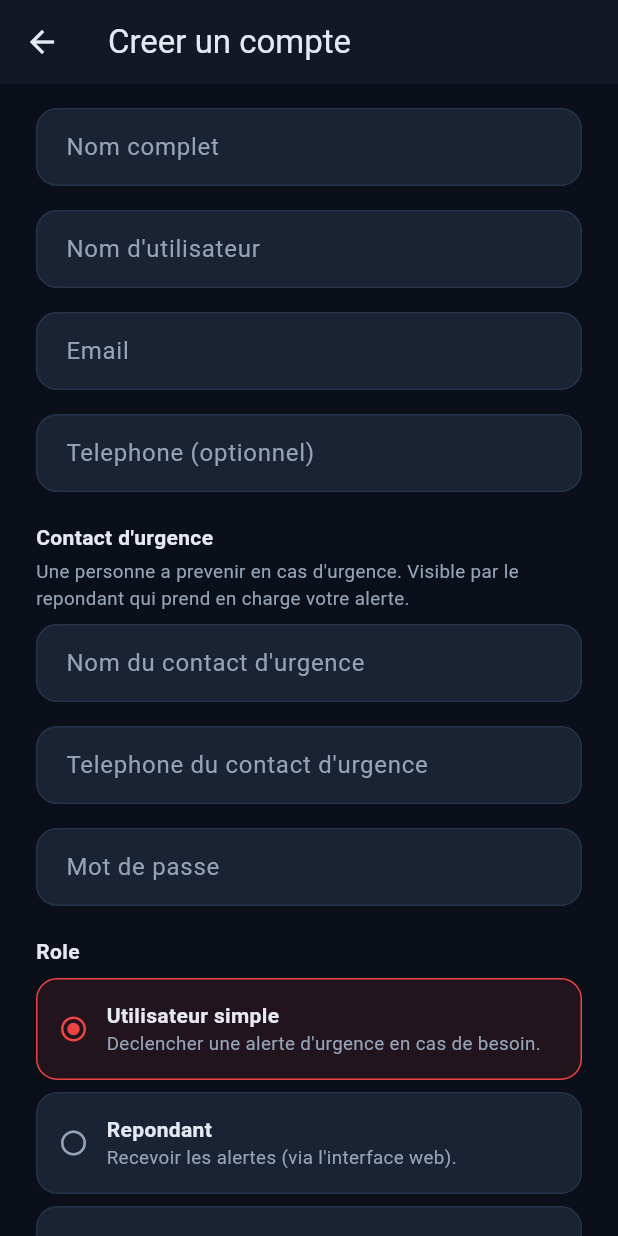
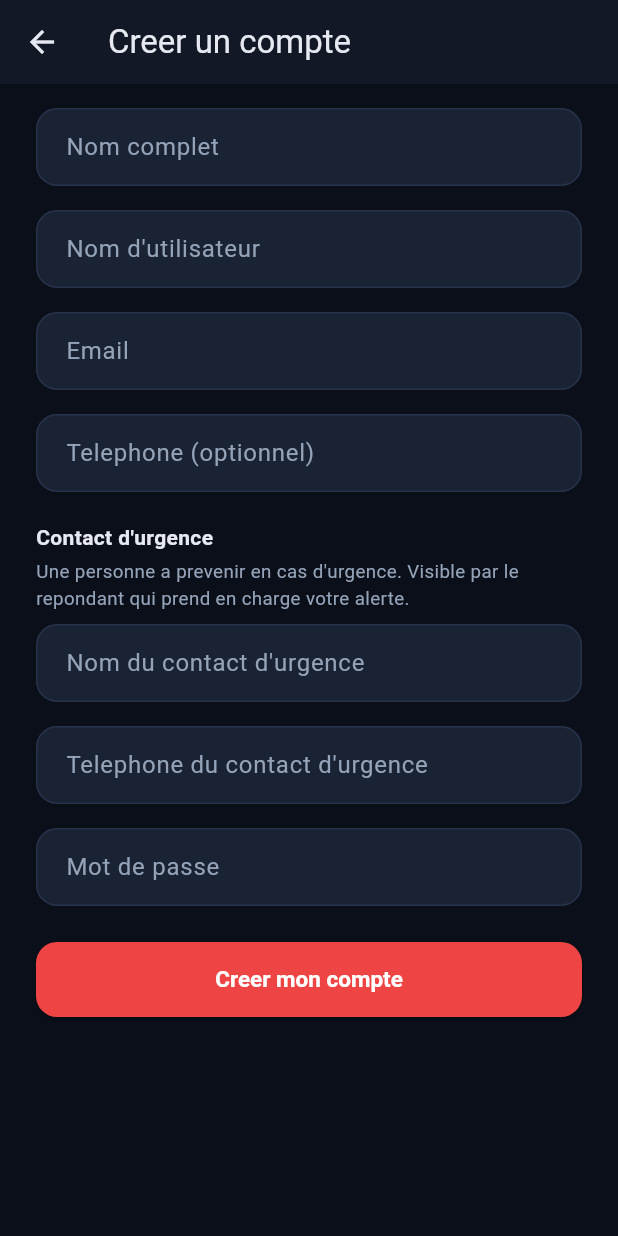
Before and after one commit to chaton2325/Droneprotection-Flutter-frontend, a Flutter app: the RegisterScreen screen opened directly, on a phone screen of 412 x 824 dp. Run offline on Flutter 3.47's test engine with Material 3 defaults, Android fonts, the phone set to English and light mode, and no system bars; our stand-ins replace camera, geocoding, geolocator, image_picker, permission_handler, shared_preferences and 1 more; missing offline and left inert: crop_your_image, record; accounts and stored records are empty.

Commit message:
feat: register as victim only, hide role selector
Co-Authored-By: Claude Sonnet 5.5 <noreply@anthropic.com>
Claude-Session: https://claude.ai/code/session_01HXgUDfmnr5CJ7zSao4c2No

```diff
--- a/lib/screens/register_screen.dart
+++ b/lib/screens/register_screen.dart
@@ -22,30 +22,13 @@ class _RegisterScreenState extends State<RegisterScreen> {
   final _passwordCtrl = TextEditingController();
   final _emergencyContactNameCtrl = TextEditingController();
   final _emergencyContactPhoneCtrl = TextEditingController();
-  String _role = 'victim';
+  // L'app mobile n'inscrit que des victimes ; les repondants passent par le web.
+  static const _role = 'victim';
 
   Timer? _usernameDebounce;
   int _usernameCheckToken = 0;
   bool _checkingUsername = false;
   bool? _usernameAvailable;
-
-  static const _roles = [
-    (
-      value: 'victim',
-      title: 'Utilisateur simple',
-      desc: "Declencher une alerte d'urgence en cas de besoin.",
-    ),
-    (
-      value: 'responder',
-      title: 'Repondant',
-      desc: 'Recevoir les alertes (via l\'interface web).',
-    ),
-    (
-      value: 'both',
-      title: 'Les deux',
-      desc: 'Declencher et recevoir des alertes.',
-    ),
-  ];
 
   @override
   void dispose() {
@@ -280,70 +263,6 @@ class _RegisterScreenState extends State<RegisterScreen> {
                       ? '6 caracteres minimum'
                       : null,
                 ),
-                const SizedBox(height: 20),
-                const Text(
-                  'Role',
-                  style: TextStyle(fontWeight: FontWeight.w700),
-                ),
-                const SizedBox(height: 8),
-                ..._roles.map((role) {
-                  final selected = _role == role.value;
-                  return Padding(
-                    padding: const EdgeInsets.only(bottom: 8),
-                    child: InkWell(
-                      borderRadius: BorderRadius.circular(14),
-                      onTap: () => setState(() => _role = role.value),
-                      child: Container(
-                        padding: const EdgeInsets.all(14),
-                        decoration: BoxDecoration(
-                          color: selected
-                              ? AppColors.brand500.withValues(alpha: 0.1)
-                              : AppColors.surface2,
-                          borderRadius: BorderRadius.circular(14),
-                          border: Border.all(
-                            color: selected
-                                ? AppColors.brand500
-                                : AppColors.border,
-                          ),
-                        ),
-                        child: Row(
-                          children: [
-                            Icon(
-                              selected
-                                  ? Icons.radio_button_checked
-                                  : Icons.radio_button_off,
-                              color: selected
-                                  ? AppColors.brand500
-                                  : AppColors.textSecondary,
-                              size: 20,
-                            ),
-                            const SizedBox(width: 12),
-                            Expanded(
-                              child: Column(
-                                crossAxisAlignment: CrossAxisAlignment.start,
-                                children: [
-                                  Text(
-                                    role.title,
-                                    style: const TextStyle(
-                                      fontWeight: FontWeight.w700,
-                                    ),
-                                  ),
-                                  Text(
-                                    role.desc,
-                                    style: const TextStyle(
-                                      color: AppColors.textSecondary,
-                                      fontSize: 12.5,
-                                    ),
-                                  ),
-                                ],
-                              ),
-                            ),
-                          ],
-                        ),
-                      ),
-                    ),
-                  );
-                }),
                 if (auth.errorMessage != null) ...[
                   const SizedBox(height: 8),
                   Container(
```
